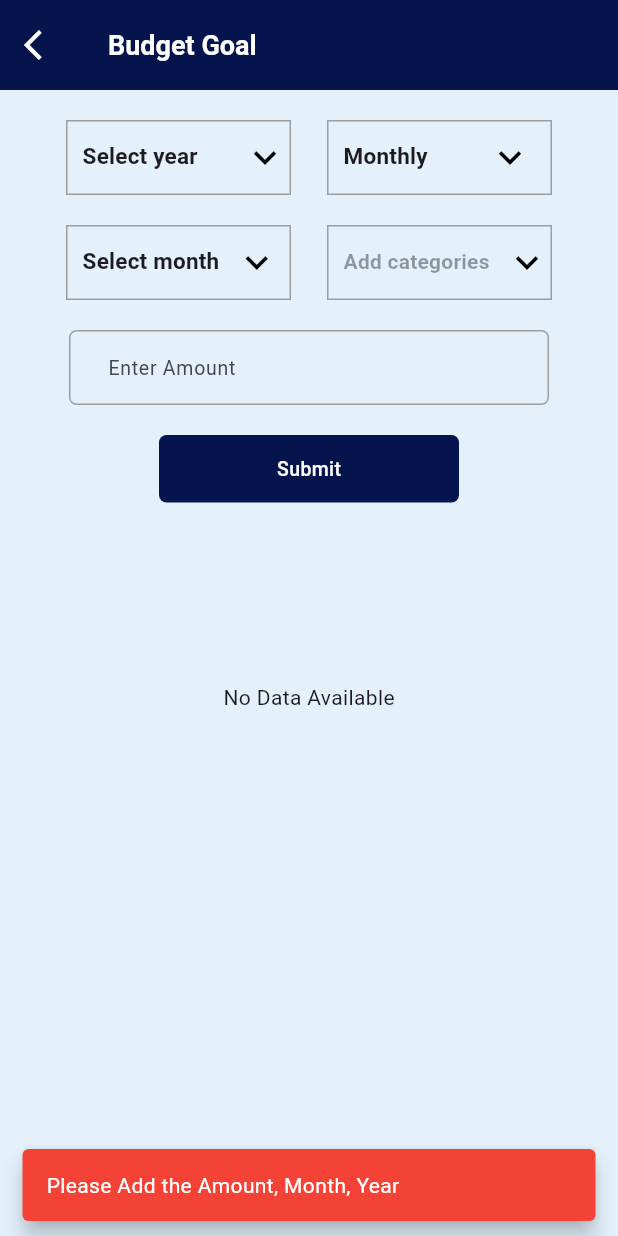
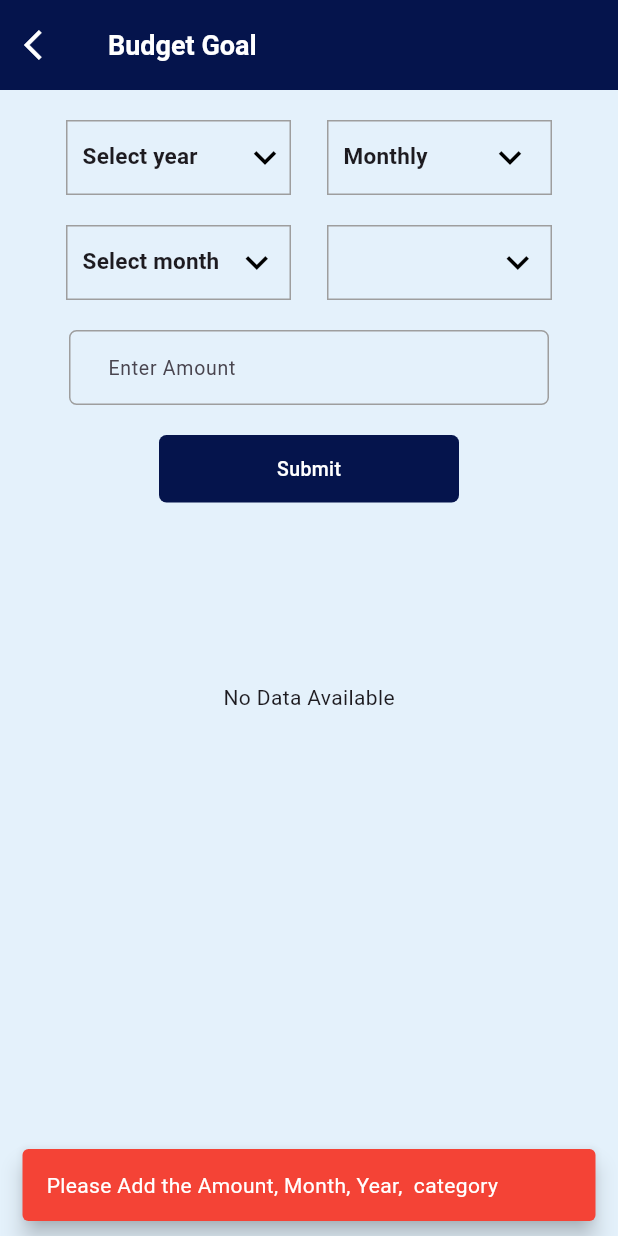
Before and after one commit to AthiraaAthi/project_way, a Flutter app: the BudgetGoalScreen screen opened directly, after a tap on "Submit", on a phone screen of 412 x 824 dp. Run offline on Flutter 3.47's test engine with Material 3 defaults, Android fonts, the phone set to English and light mode, and no system bars; our stand-ins replace carousel_slider, easy_localization, fl_chart, flutter_toggle_tab, pinput, sqflite and 2 more; accounts and stored records are empty.

Commit message:
added json for seperate month and week select categories

```diff
--- a/assets/translations/en.json
+++ b/assets/translations/en.json
@@ -139,6 +139,7 @@
     "categoryscreen": {
         "addNew": "Add New",
         "categoryScreenTitle": "Category",
+        "addCategory": "Category",
         "CategoryDelete": "Do you want to Delete this Category?",
         "Categoryyes": "Yes",
         "CategoryNo": "No",
--- a/assets/translations/ml.json
+++ b/assets/translations/ml.json
@@ -139,6 +139,7 @@
     "categoryscreen": {
         "addNew": "പുതിയത്",
         "categoryScreenTitle": "വിഭാഗം",
+        "addCategory": "വിഭാഗം",
         "CategoryDelete": "ഈ വിഭാഗം ഇല്ലാതാക്കണോ?",
         "Categoryyes": "വേണം",
         "CategoryNo": "വേണ്ട",
--- a/lib/view/budget_goal/budget_goal_screen.dart
+++ b/lib/view/budget_goal/budget_goal_screen.dart
@@ -88,6 +88,8 @@ class _BudgetGoalScreenState extends State<BudgetGoalScreen> {
   int? editingIndex;
   String categorydropdownValue = '';
   String selectedCategory = '';
+  String? selectedMonthlyCategory = 'categoryscreen.addCategory'.tr();
+  String? selectedWeeklyCategory = 'categoryscreen.addCategory'.tr();
   @override
   void initState() {
     super.initState();
@@ -330,10 +332,20 @@ class _BudgetGoalScreenState extends State<BudgetGoalScreen> {
                                 bool categoriesAvailable =
                                     categoryProvider.categories.isNotEmpty;
                                 // Set the initial dropdown value
-                                String categorydropdownValue =
-                                    categoriesAvailable
-                                        ? categoryProvider.categories[0].title
-                                        : 'No categories available';
+                                // String categorydropdownValue =
+                                //     categoriesAvailable
+                                //         ? categoryProvider.categories[0].title
+                                //         : 'No categories available';
+                                List<String> dropdownItems = [
+                                  'Select Category'
+                                ];
+                                if (categoriesAvailable) {
+                                  dropdownItems.addAll(categoryProvider
+                                      .categories
+                                      .map((category) => category.title));
+                                } else {
+                                  dropdownItems.add("Add categories");
+                                }
 
                                 return DropdownButton<String>(
                                   icon: const Icon(
@@ -342,59 +354,40 @@ class _BudgetGoalScreenState extends State<BudgetGoalScreen> {
                                     size: 30,
                                   ),
                                   underline: Container(),
-                                  value: selectedCategory,
-                                  items: categoriesAvailable
-                                      ? categoryProvider.categories
+                                  value: selectedMonthlyCategory,
+                                  items: dropdownItems
                                       .map<DropdownMenuItem<String>>(
-                                              (category) {
+                                          (String value) {
                                     return DropdownMenuItem<String>(
-                                            value: category.title,
-                                            child: Padding(
-                                              padding: const EdgeInsets.only(
-                                                  right: 40, left: 10),
-                                              child: Text(
-                                                category.title,
+                                      value: value,
+                                      child: Padding(
+                                        padding: const EdgeInsets.all(8.0),
+                                        child: Text(
+                                          value,
                                           style: const TextStyle(
                                             fontWeight: FontWeight.bold,
-                                                  fontSize: 15,
-                                                ),
-                                              ),
-                                            ),
-                                          );
-                                        }).toList()
-                                      : [
-                                          DropdownMenuItem<String>(
-                                            value: 'Add categories',
-                                            child: Padding(
-                                              padding: const EdgeInsets.all(10),
-                                              child: InkWell(
-                                                onTap: () {
+                                            fontSize: 13,
+                                          ),
+                                        ),
+                                      ),
+                                    );
+                                  }).toList(),
+
+                                  onChanged: (String? value) {
+                                    if (value == 'Select Category') {
                                       Navigator.push(
                                         context,
                                         MaterialPageRoute(
                                           builder: (context) =>
                                               const CategoriesScreen(),
-                                                      ));
-                                                },
-                                                child: const Text(
-                                                  'Add categories',
-                                                  style: TextStyle(
-                                                    fontWeight: FontWeight.bold,
-                                                    fontSize: 14,
-                                                  ),
-                                                ),
-                                              ),
-                                            ),
-                                          ),
-                                        ],
-                                  onChanged: categoriesAvailable
-                                      ? (String? value) {
-                                          setState(() {
-                                            categorydropdownValue = value!;
-                                            selectedCategory = value;
-                                          });
-                                        }
-                                      : null, // Disable the dropdown if no categories are available
+                                        ),
+                                      );
+                                    } else {
+                                      setState(() {
+                                        selectedMonthlyCategory = value;
+                                      });
+                                    }
+                                  }, // Disable the dropdown if no categories are available
                                 );
                               },
                             ),
@@ -469,9 +462,16 @@ class _BudgetGoalScreenState extends State<BudgetGoalScreen> {
                               bool categoriesAvailable =
                                   categoryProvider.categories.isNotEmpty;
                               // Set the initial dropdown value
-                              String categorydropdownValue = categoriesAvailable
-                                  ? categoryProvider.categories[0].title
-                                  : 'Add categories';
+                              // String categorydropdownValue = categoriesAvailable
+                              //     ? categoryProvider.categories[0].title
+                              //     : 'Add categories';
+                              List<String> dropdownItems = ['Select Category'];
+                              if (categoriesAvailable) {
+                                dropdownItems.addAll(categoryProvider.categories
+                                    .map((category) => category.title));
+                              } else {
+                                dropdownItems.add("Add categories");
+                              }
 
                               return DropdownButton<String>(
                                 icon: const Icon(
@@ -480,18 +480,17 @@ class _BudgetGoalScreenState extends State<BudgetGoalScreen> {
                                   size: 30,
                                 ),
                                 underline: Container(),
-                                value: selectedCategory,
-                                items: categoriesAvailable
-                                    ? categoryProvider.categories
+                                value: selectedWeeklyCategory,
+                                items: dropdownItems
                                     .map<DropdownMenuItem<String>>(
-                                            (category) {
+                                        (String value) {
                                   return DropdownMenuItem<String>(
-                                          value: category.title,
+                                    value: value,
                                     child: Padding(
                                       padding: const EdgeInsets.only(
-                                                right: 180, left: 10),
-                                            child: Text(
-                                              category.title,
+                                          right: 150, left: 10),
+                                      child: Text(
+                                        value,
                                         style: const TextStyle(
                                           fontWeight: FontWeight.bold,
                                           fontSize: 15,
@@ -499,40 +498,22 @@ class _BudgetGoalScreenState extends State<BudgetGoalScreen> {
                                       ),
                                     ),
                                   );
-                                      }).toList()
-                                    : [
-                                        DropdownMenuItem<String>(
-                                          value: 'Add categories',
-                                          child: Padding(
-                                            padding: const EdgeInsets.all(10),
-                                            child: InkWell(
-                                              onTap: () {
+                                }).toList(),
+                                onChanged: (String? value) {
+                                  if (value == 'Select Category') {
                                     Navigator.push(
                                       context,
                                       MaterialPageRoute(
                                         builder: (context) =>
                                             const CategoriesScreen(),
-                                                    ));
-                                              },
-                                              child: const Text(
-                                                'Add categories',
-                                                style: TextStyle(
-                                                  fontWeight: FontWeight.bold,
-                                                  fontSize: 15,
-                                                ),
-                                              ),
-                                            ),
-                                          ),
-                                        ),
-                                      ],
-                                onChanged: categoriesAvailable
-                                    ? (String? value) {
-                                        setState(() {
-                                          categorydropdownValue = value!;
-                                          selectedCategory = value;
-                                        });
-                                      }
-                                    : null, // Disable the dropdown if no categories are available
+                                      ),
+                                    );
+                                  } else {
+                                    setState(() {
+                                      selectedWeeklyCategory = value;
+                                    });
+                                  }
+                                },
                               );
                             },
                           ) //ADDED CATEGORY SCREEN ADDED CATEGORIES DISPLAY ON BUDGET GOAL SCREEN
@@ -615,9 +596,10 @@ class _BudgetGoalScreenState extends State<BudgetGoalScreen> {
                             if (dropDownValue ==
                                 "budget_goal_screen.dropdowns.year_selection"
                                     .tr()) {
-                              monthMessage += ' Year';
-                            }
-                            if (selectedCategory == "") {
+                              monthMessage += ' Year, ';
+                            }
+                            if (selectedMonthlyCategory ==
+                                'categoryscreen.addCategory'.tr()) {
                               monthMessage += ' category';
                             }
                             if (monthMessage.isNotEmpty) {
@@ -661,7 +643,8 @@ class _BudgetGoalScreenState extends State<BudgetGoalScreen> {
                             if (endDate.isEmpty) {
                               weekMessage += 'End Date';
                             }
-                            if (selectedCategory == null) {
+                            if (selectedWeeklyCategory ==
+                                'categoryscreen.addCategory'.tr()) {
                               weekMessage += ' Category';
                             }
                             if (weekMessage.isNotEmpty) {
```
Lines whose indentation alone changed are shown as unchanged.
